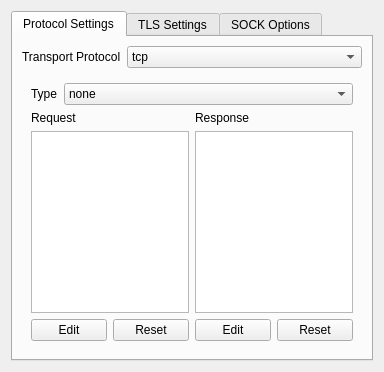
Old version of the form src/ui/widgets/StreamSettingsWidget.ui in the repository Qv2ray/Qv2ray.
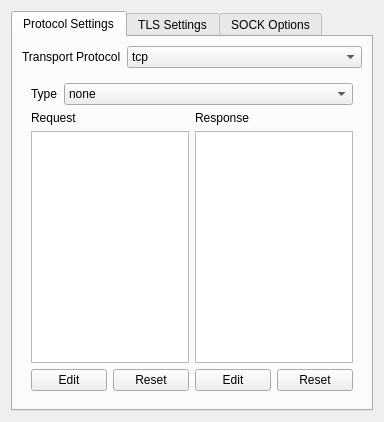
New version of the form.

Diff of the .ui file:
```diff
--- a/src/ui/widgets/StreamSettingsWidget.ui
+++ b/src/ui/widgets/StreamSettingsWidget.ui
@@ -7,7 +7,7 @@
     <x>0</x>
     <y>0</y>
     <width>384</width>
-    <height>372</height>
+    <height>422</height>
    </rect>
   </property>
   <property name="windowTitle">
```
